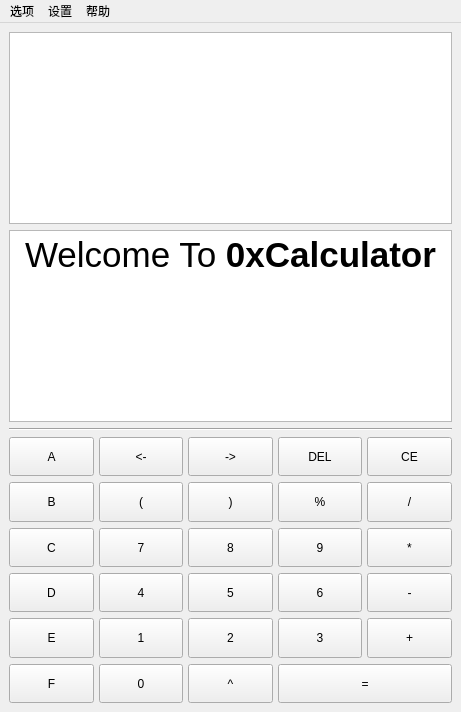
Before: the Qt Designer form mainwindow.ui in kawhicurry/0xCalculator, drawn with Qt 5.
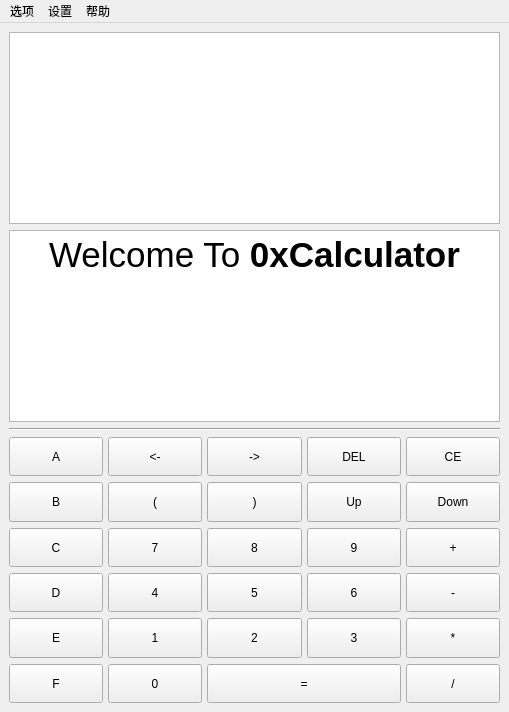
After: the same form once the commit is applied.

Patch:
```diff
--- a/mainwindow.ui
+++ b/mainwindow.ui
@@ -6,7 +6,7 @@
    <rect>
     <x>0</x>
     <y>0</y>
-    <width>461</width>
+    <width>509</width>
     <height>712</height>
    </rect>
   </property>
@@ -28,23 +28,12 @@
           <verstretch>0</verstretch>
          </sizepolicy>
         </property>
-        <property name="font">
-         <font>
-          <family>“微软雅黑”</family>
-          <weight>50</weight>
-          <italic>false</italic>
-          <bold>false</bold>
-         </font>
-        </property>
         <property name="cursor" stdset="0">
          <cursorShape>IBeamCursor</cursorShape>
         </property>
         <property name="tabletTracking">
          <bool>false</bool>
         </property>
-        <property name="styleSheet">
-         <string notr="true"/>
-        </property>
         <property name="frameShadow">
          <enum>QFrame::Plain</enum>
         </property>
@@ -58,8 +47,8 @@
          <string>&lt;!DOCTYPE HTML PUBLIC &quot;-//W3C//DTD HTML 4.0//EN&quot; &quot;http://www.w3.org/TR/REC-html40/strict.dtd&quot;&gt;
 &lt;html&gt;&lt;head&gt;&lt;meta name=&quot;qrichtext&quot; content=&quot;1&quot; /&gt;&lt;style type=&quot;text/css&quot;&gt;
 p, li { white-space: pre-wrap; }
-&lt;/style&gt;&lt;/head&gt;&lt;body style=&quot; font-family:'“微软雅黑”'; font-size:11.25pt; font-weight:400; font-style:normal;&quot;&gt;
-&lt;p style=&quot;-qt-paragraph-type:empty; margin-top:0px; margin-bottom:0px; margin-left:0px; margin-right:0px; -qt-block-indent:0; text-indent:0px; font-size:35px;&quot;&gt;&lt;br /&gt;&lt;/p&gt;&lt;/body&gt;&lt;/html&gt;</string>
+&lt;/style&gt;&lt;/head&gt;&lt;body style=&quot; font-family:'SimSun'; font-size:11.25pt; font-weight:400; font-style:normal;&quot;&gt;
+&lt;p style=&quot;-qt-paragraph-type:empty; margin-top:0px; margin-bottom:0px; margin-left:0px; margin-right:0px; -qt-block-indent:0; text-indent:0px; font-family:'“微软雅黑”'; font-size:35px;&quot;&gt;&lt;br /&gt;&lt;/p&gt;&lt;/body&gt;&lt;/html&gt;</string>
         </property>
         <property name="cursorWidth">
          <number>2</number>
@@ -102,8 +91,8 @@
       <property name="horizontalSpacing">
        <number>5</number>
       </property>
-      <item row="1" column="1">
-       <widget class="QPushButton" name="pushButton_left_bracket">
+      <item row="8" column="4">
+       <widget class="QPushButton" name="pushButton_divide">
         <property name="sizePolicy">
          <sizepolicy hsizetype="Expanding" vsizetype="Expanding">
           <horstretch>0</horstretch>
@@ -111,11 +100,117 @@
          </sizepolicy>
         </property>
         <property name="text">
-         <string>(</string>
+         <string>/</string>
         </property>
        </widget>
       </item>
-      <item row="5" column="0">
+      <item row="1" column="4">
+       <widget class="QPushButton" name="pushButton_Down">
+        <property name="sizePolicy">
+         <sizepolicy hsizetype="Expanding" vsizetype="Expanding">
+          <horstretch>0</horstretch>
+          <verstretch>0</verstretch>
+         </sizepolicy>
+        </property>
+        <property name="text">
+         <string>Down</string>
+        </property>
+       </widget>
+      </item>
+      <item row="0" column="4">
+       <widget class="QPushButton" name="pushButton_CE">
+        <property name="sizePolicy">
+         <sizepolicy hsizetype="Expanding" vsizetype="Expanding">
+          <horstretch>0</horstretch>
+          <verstretch>0</verstretch>
+         </sizepolicy>
+        </property>
+        <property name="text">
+         <string>CE</string>
+        </property>
+        <property name="shortcut">
+         <string>C</string>
+        </property>
+       </widget>
+      </item>
+      <item row="1" column="2">
+       <widget class="QPushButton" name="pushButton_right_bracket">
+        <property name="sizePolicy">
+         <sizepolicy hsizetype="Expanding" vsizetype="Expanding">
+          <horstretch>0</horstretch>
+          <verstretch>0</verstretch>
+         </sizepolicy>
+        </property>
+        <property name="text">
+         <string>)</string>
+        </property>
+       </widget>
+      </item>
+      <item row="5" column="2">
+       <widget class="QPushButton" name="pushButton_5">
+        <property name="sizePolicy">
+         <sizepolicy hsizetype="Expanding" vsizetype="Expanding">
+          <horstretch>0</horstretch>
+          <verstretch>0</verstretch>
+         </sizepolicy>
+        </property>
+        <property name="text">
+         <string>5</string>
+        </property>
+        <property name="shortcut">
+         <string>5</string>
+        </property>
+       </widget>
+      </item>
+      <item row="5" column="1">
+       <widget class="QPushButton" name="pushButton_4">
+        <property name="sizePolicy">
+         <sizepolicy hsizetype="Expanding" vsizetype="Expanding">
+          <horstretch>0</horstretch>
+          <verstretch>0</verstretch>
+         </sizepolicy>
+        </property>
+        <property name="text">
+         <string>4</string>
+        </property>
+        <property name="shortcut">
+         <string>4</string>
+        </property>
+       </widget>
+      </item>
+      <item row="6" column="3">
+       <widget class="QPushButton" name="pushButton_3">
+        <property name="sizePolicy">
+         <sizepolicy hsizetype="Expanding" vsizetype="Expanding">
+          <horstretch>0</horstretch>
+          <verstretch>0</verstretch>
+         </sizepolicy>
+        </property>
+        <property name="text">
+         <string>3</string>
+        </property>
+        <property name="shortcut">
+         <string>3</string>
+        </property>
+       </widget>
+      </item>
+      <item row="4" column="3">
+       <widget class="QPushButton" name="pushButton_9">
+        <property name="sizePolicy">
+         <sizepolicy hsizetype="Expanding" vsizetype="Expanding">
+          <horstretch>0</horstretch>
+          <verstretch>0</verstretch>
+         </sizepolicy>
+        </property>
+        <property name="text">
+         <string>9</string>
+        </property>
+        <property name="shortcut">
+         <string>9</string>
+        </property>
+       </widget>
+      </item>
+      <item row="8" column="0">
        <widget class="QPushButton" name="pushButton_F">
         <property name="sizePolicy">
          <sizepolicy hsizetype="Expanding" vsizetype="Expanding">
@@ -131,6 +226,38 @@
         </property>
        </widget>
       </item>
+      <item row="8" column="1">
+       <widget class="QPushButton" name="pushButton_0">
+        <property name="sizePolicy">
+         <sizepolicy hsizetype="Expanding" vsizetype="Expanding">
+          <horstretch>0</horstretch>
+          <verstretch>0</verstretch>
+         </sizepolicy>
+        </property>
+        <property name="text">
+         <string>0</string>
+        </property>
+        <property name="shortcut">
+         <string>0</string>
+        </property>
+       </widget>
+      </item>
+      <item row="0" column="3">
+       <widget class="QPushButton" name="pushButton_DEL">
+        <property name="sizePolicy">
+         <sizepolicy hsizetype="Expanding" vsizetype="Expanding">
+          <horstretch>0</horstretch>
+          <verstretch>0</verstretch>
+         </sizepolicy>
+        </property>
+        <property name="text">
+         <string>DEL</string>
+        </property>
+        <property name="shortcut">
+         <string>Backspace</string>
+        </property>
+       </widget>
+      </item>
       <item row="0" column="1">
        <widget class="QPushButton" name="pushButton_left">
         <property name="sizePolicy">
@@ -147,24 +274,27 @@
         </property>
        </widget>
       </item>
-      <item row="3" column="1">
-       <widget class="QPushButton" name="pushButton_4">
+      <item row="8" column="2" colspan="2">
+       <widget class="QPushButton" name="pushButton_equal">
         <property name="sizePolicy">
          <sizepolicy hsizetype="Expanding" vsizetype="Expanding">
           <horstretch>0</horstretch>
           <verstretch>0</verstretch>
          </sizepolicy>
         </property>
+        <property name="styleSheet">
+         <string notr="true"/>
+        </property>
         <property name="text">
-         <string>4</string>
+         <string>=</string>
         </property>
         <property name="shortcut">
          <string>4</string>
         </property>
        </widget>
       </item>
-      <item row="2" column="4">
-       <widget class="QPushButton" name="pushButton_multiply">
+      <item row="1" column="3">
+       <widget class="QPushButton" name="pushButton_Up">
         <property name="sizePolicy">
          <sizepolicy hsizetype="Expanding" vsizetype="Expanding">
           <horstretch>0</horstretch>
@@ -172,15 +302,28 @@
          </sizepolicy>
         </property>
         <property name="text">
-         <string>*</string>
+         <string>Up</string>
         </property>
+       </widget>
+      </item>
+      <item row="4" column="0">
+       <widget class="QPushButton" name="pushButton_C">
+        <property name="sizePolicy">
+         <sizepolicy hsizetype="Expanding" vsizetype="Expanding">
+          <horstretch>0</horstretch>
+          <verstretch>0</verstretch>
+         </sizepolicy>
+        </property>
+        <property name="text">
+         <string>C</string>
+        </property>
         <property name="shortcut">
          <string>*</string>
         </property>
        </widget>
       </item>
-      <item row="3" column="2">
-       <widget class="QPushButton" name="pushButton_5">
+      <item row="4" column="2">
+       <widget class="QPushButton" name="pushButton_8">
         <property name="sizePolicy">
          <sizepolicy hsizetype="Expanding" vsizetype="Expanding">
           <horstretch>0</horstretch>
@@ -188,10 +331,42 @@
          </sizepolicy>
         </property>
         <property name="text">
-         <string>5</string>
+         <string>8</string>
         </property>
         <property name="shortcut">
-         <string>5</string>
+         <string>8</string>
+        </property>
+       </widget>
+      </item>
+      <item row="1" column="0">
+       <widget class="QPushButton" name="pushButton_B">
+        <property name="sizePolicy">
+         <sizepolicy hsizetype="Expanding" vsizetype="Expanding">
+          <horstretch>0</horstretch>
+          <verstretch>0</verstretch>
+         </sizepolicy>
+        </property>
+        <property name="text">
+         <string>B</string>
+        </property>
+        <property name="shortcut">
+         <string>B</string>
+        </property>
+       </widget>
+      </item>
+      <item row="5" column="3">
+       <widget class="QPushButton" name="pushButton_6">
+        <property name="sizePolicy">
+         <sizepolicy hsizetype="Expanding" vsizetype="Expanding">
+          <horstretch>0</horstretch>
+          <verstretch>0</verstretch>
+         </sizepolicy>
+        </property>
+        <property name="text">
+         <string>6</string>
+        </property>
+        <property name="shortcut">
+         <string>6</string>
         </property>
        </widget>
       </item>
@@ -214,8 +389,8 @@
         </property>
        </widget>
       </item>
-      <item row="0" column="3">
-       <widget class="QPushButton" name="pushButton_DEL">
+      <item row="6" column="2">
+       <widget class="QPushButton" name="pushButton_2">
         <property name="sizePolicy">
          <sizepolicy hsizetype="Expanding" vsizetype="Expanding">
           <horstretch>0</horstretch>
@@ -223,15 +398,15 @@
          </sizepolicy>
         </property>
         <property name="text">
-         <string>DEL</string>
+         <string>2</string>
         </property>
         <property name="shortcut">
          <string>Backspace</string>
         </property>
        </widget>
       </item>
-      <item row="0" column="4">
-       <widget class="QPushButton" name="pushButton_CE">
+      <item row="6" column="1">
+       <widget class="QPushButton" name="pushButton_1">
         <property name="sizePolicy">
          <sizepolicy hsizetype="Expanding" vsizetype="Expanding">
           <horstretch>0</horstretch>
@@ -239,14 +414,43 @@
          </sizepolicy>
         </property>
         <property name="text">
-         <string>CE</string>
+         <string>1</string>
         </property>
         <property name="shortcut">
          <string>C</string>
         </property>
        </widget>
       </item>
-      <item row="4" column="0">
+      <item row="1" column="1">
+       <widget class="QPushButton" name="pushButton_left_bracket">
+        <property name="sizePolicy">
+         <sizepolicy hsizetype="Expanding" vsizetype="Expanding">
+          <horstretch>0</horstretch>
+          <verstretch>0</verstretch>
+         </sizepolicy>
+        </property>
+        <property name="text">
+         <string>(</string>
+        </property>
+       </widget>
+      </item>
+      <item row="4" column="1">
+       <widget class="QPushButton" name="pushButton_7">
+        <property name="sizePolicy">
+         <sizepolicy hsizetype="Expanding" vsizetype="Expanding">
+          <horstretch>0</horstretch>
+          <verstretch>0</verstretch>
+         </sizepolicy>
+        </property>
+        <property name="text">
+         <string>7</string>
+        </property>
+        <property name="shortcut">
+         <string>7</string>
+        </property>
+       </widget>
+      </item>
+      <item row="6" column="0">
        <widget class="QPushButton" name="pushButton_E">
         <property name="sizePolicy">
          <sizepolicy hsizetype="Expanding" vsizetype="Expanding">
@@ -262,6 +466,22 @@
         </property>
        </widget>
       </item>
+      <item row="5" column="0">
+       <widget class="QPushButton" name="pushButton_D">
+        <property name="sizePolicy">
+         <sizepolicy hsizetype="Expanding" vsizetype="Expanding">
+          <horstretch>0</horstretch>
+          <verstretch>0</verstretch>
+         </sizepolicy>
+        </property>
+        <property name="text">
+         <string>D</string>
+        </property>
+        <property name="shortcut">
+         <string>D</string>
+        </property>
+       </widget>
+      </item>
       <item row="0" column="2">
        <widget class="QPushButton" name="pushButton_right">
         <property name="sizePolicy">
@@ -278,27 +498,24 @@
         </property>
        </widget>
       </item>
-      <item row="5" column="3" colspan="2">
-       <widget class="QPushButton" name="pushButton_equal">
+      <item row="6" column="4">
+       <widget class="QPushButton" name="pushButton_multiply">
         <property name="sizePolicy">
          <sizepolicy hsizetype="Expanding" vsizetype="Expanding">
           <horstretch>0</horstretch>
           <verstretch>0</verstretch>
          </sizepolicy>
         </property>
-        <property name="styleSheet">
-         <string notr="true"/>
-        </property>
         <property name="text">
-         <string>=</string>
+         <string>*</string>
         </property>
         <property name="shortcut">
          <string>=</string>
         </property>
        </widget>
       </item>
-      <item row="2" column="1">
-       <widget class="QPushButton" name="pushButton_7">
+      <item row="5" column="4">
+       <widget class="QPushButton" name="pushButton_subtract">
         <property name="sizePolicy">
          <sizepolicy hsizetype="Expanding" vsizetype="Expanding">
           <horstretch>0</horstretch>
@@ -306,39 +523,10 @@
          </sizepolicy>
         </property>
         <property name="text">
-         <string>7</string>
+         <string>-</string>
         </property>
         <property name="shortcut">
-         <string>7</string>
-        </property>
-       </widget>
-      </item>
-      <item row="1" column="3">
-       <widget class="QPushButton" name="pushButton_mod">
-        <property name="sizePolicy">
-         <sizepolicy hsizetype="Expanding" vsizetype="Expanding">
-          <horstretch>0</horstretch>
-          <verstretch>0</verstretch>
-         </sizepolicy>
-        </property>
-        <property name="text">
-         <string>%</string>
-        </property>
-       </widget>
-      </item>
-      <item row="1" column="0">
-       <widget class="QPushButton" name="pushButton_B">
-        <property name="sizePolicy">
-         <sizepolicy hsizetype="Expanding" vsizetype="Expanding">
-          <horstretch>0</horstretch>
-          <verstretch>0</verstretch>
-         </sizepolicy>
-        </property>
-        <property name="text">
-         <string>B</string>
-        </property>
-        <property name="shortcut">
-         <string>B</string>
+         <string>-</string>
         </property>
        </widget>
       </item>
@@ -358,208 +546,6 @@
         </property>
        </widget>
       </item>
-      <item row="1" column="2">
-       <widget class="QPushButton" name="pushButton_right_bracket">
-        <property name="sizePolicy">
-         <sizepolicy hsizetype="Expanding" vsizetype="Expanding">
-          <horstretch>0</horstretch>
-          <verstretch>0</verstretch>
-         </sizepolicy>
-        </property>
-        <property name="text">
-         <string>)</string>
-        </property>
-       </widget>
-      </item>
-      <item row="4" column="2">
-       <widget class="QPushButton" name="pushButton_2">
-        <property name="sizePolicy">
-         <sizepolicy hsizetype="Expanding" vsizetype="Expanding">
-          <horstretch>0</horstretch>
-          <verstretch>0</verstretch>
-         </sizepolicy>
-        </property>
-        <property name="text">
-         <string>2</string>
-        </property>
-        <property name="shortcut">
-         <string>2</string>
-        </property>
-       </widget>
-      </item>
-      <item row="5" column="2">
-       <widget class="QPushButton" name="pushButton_power">
-        <property name="sizePolicy">
-         <sizepolicy hsizetype="Expanding" vsizetype="Expanding">
-          <horstretch>0</horstretch>
-          <verstretch>0</verstretch>
-         </sizepolicy>
-        </property>
-        <property name="text">
-         <string>^</string>
-        </property>
-       </widget>
-      </item>
-      <item row="3" column="0">
-       <widget class="QPushButton" name="pushButton_D">
-        <property name="sizePolicy">
-         <sizepolicy hsizetype="Expanding" vsizetype="Expanding">
-          <horstretch>0</horstretch>
-          <verstretch>0</verstretch>
-         </sizepolicy>
-        </property>
-        <property name="text">
-         <string>D</string>
-        </property>
-        <property name="shortcut">
-         <string>D</string>
-        </property>
-       </widget>
-      </item>
-      <item row="2" column="3">
-       <widget class="QPushButton" name="pushButton_9">
-        <property name="sizePolicy">
-         <sizepolicy hsizetype="Expanding" vsizetype="Expanding">
-          <horstretch>0</horstretch>
-          <verstretch>0</verstretch>
-         </sizepolicy>
-        </property>
-        <property name="text">
-         <string>9</string>
-        </property>
-        <property name="shortcut">
-         <string>9</string>
-        </property>
-       </widget>
-      </item>
-      <item row="4" column="3">
-       <widget class="QPushButton" name="pushButton_3">
-        <property name="sizePolicy">
-         <sizepolicy hsizetype="Expanding" vsizetype="Expanding">
-          <horstretch>0</horstretch>
-          <verstretch>0</verstretch>
-         </sizepolicy>
-        </property>
-        <property name="text">
-         <string>3</string>
-        </property>
-        <property name="shortcut">
-         <string>3</string>
-        </property>
-       </widget>
-      </item>
-      <item row="3" column="3">
-       <widget class="QPushButton" name="pushButton_6">
-        <property name="sizePolicy">
-         <sizepolicy hsizetype="Expanding" vsizetype="Expanding">
-          <horstretch>0</horstretch>
-          <verstretch>0</verstretch>
-         </sizepolicy>
-        </property>
-        <property name="text">
-         <string>6</string>
-        </property>
-        <property name="shortcut">
-         <string>6</string>
-        </property>
-       </widget>
-      </item>
-      <item row="3" column="4">
-       <widget class="QPushButton" name="pushButton_subtract">
-        <property name="sizePolicy">
-         <sizepolicy hsizetype="Expanding" vsizetype="Expanding">
-          <horstretch>0</horstretch>
-          <verstretch>0</verstretch>
-         </sizepolicy>
-        </property>
-        <property name="text">
-         <string>-</string>
-        </property>
-        <property name="shortcut">
-         <string>-</string>
-        </property>
-       </widget>
-      </item>
-      <item row="4" column="1">
-       <widget class="QPushButton" name="pushButton_1">
-        <property name="sizePolicy">
-         <sizepolicy hsizetype="Expanding" vsizetype="Expanding">
-          <horstretch>0</horstretch>
-          <verstretch>0</verstretch>
-         </sizepolicy>
-        </property>
-        <property name="text">
-         <string>1</string>
-        </property>
-        <property name="shortcut">
-         <string>1</string>
-        </property>
-       </widget>
-      </item>
-      <item row="5" column="1">
-       <widget class="QPushButton" name="pushButton_0">
-        <property name="sizePolicy">
-         <sizepolicy hsizetype="Expanding" vsizetype="Expanding">
-          <horstretch>0</horstretch>
-          <verstretch>0</verstretch>
-         </sizepolicy>
-        </property>
-        <property name="text">
-         <string>0</string>
-        </property>
-        <property name="shortcut">
-         <string>0</string>
-        </property>
-       </widget>
-      </item>
-      <item row="2" column="2">
-       <widget class="QPushButton" name="pushButton_8">
-        <property name="sizePolicy">
-         <sizepolicy hsizetype="Expanding" vsizetype="Expanding">
-          <horstretch>0</horstretch>
-          <verstretch>0</verstretch>
-         </sizepolicy>
-        </property>
-        <property name="text">
-         <string>8</string>
-        </property>
-        <property name="shortcut">
-         <string>8</string>
-        </property>
-       </widget>
-      </item>
-      <item row="1" column="4">
-       <widget class="QPushButton" name="pushButton_divide">
-        <property name="sizePolicy">
-         <sizepolicy hsizetype="Expanding" vsizetype="Expanding">
-          <horstretch>0</horstretch>
-          <verstretch>0</verstretch>
-         </sizepolicy>
-        </property>
-        <property name="text">
-         <string>/</string>
-        </property>
-        <property name="shortcut">
-         <string>/</string>
-        </property>
-       </widget>
-      </item>
-      <item row="2" column="0">
-       <widget class="QPushButton" name="pushButton_C">
-        <property name="sizePolicy">
-         <sizepolicy hsizetype="Expanding" vsizetype="Expanding">
-          <horstretch>0</horstretch>
-          <verstretch>0</verstretch>
-         </sizepolicy>
-        </property>
-        <property name="text">
-         <string>C</string>
-        </property>
-        <property name="shortcut">
-         <string>C</string>
-        </property>
-       </widget>
-      </item>
      </layout>
     </item>
     <item row="1" column="0">
@@ -576,7 +562,7 @@
     <rect>
      <x>0</x>
      <y>0</y>
-     <width>461</width>
+     <width>509</width>
      <height>26</height>
     </rect>
    </property>
```
Left out of the diff: 24 changed lines with no effect on the pictures.
